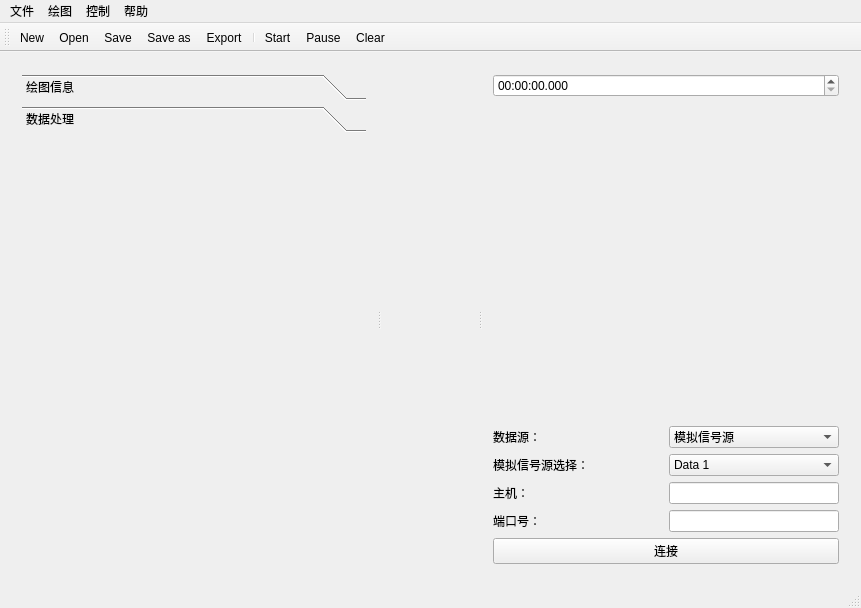
The window that mainwindow.ui (RockPie/Smally) describes before a commit, drawn with Qt 5.
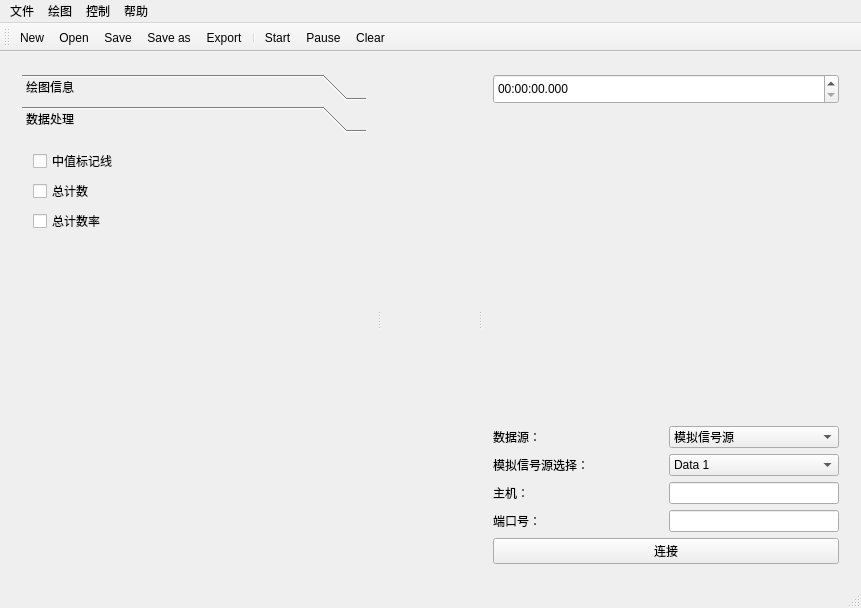
The same window after the commit. The open tabs and pages were chosen to show the change. Icons and pictures are not drawn.

Diff of the .ui file:
```diff
--- a/mainwindow.ui
+++ b/mainwindow.ui
@@ -231,6 +231,54 @@
            <attribute name="label">
             <string>数据处理</string>
            </attribute>
+           <layout class="QVBoxLayout" name="verticalLayout_2">
+            <item>
+             <layout class="QHBoxLayout" name="horizontalLayout_16">
+              <item>
+               <widget class="QCheckBox" name="checkBox">
+                <property name="text">
+                 <string>中值标记线</string>
+                </property>
+               </widget>
+              </item>
+             </layout>
+            </item>
+            <item>
+             <layout class="QVBoxLayout" name="verticalLayout_3">
+              <item>
+               <widget class="QCheckBox" name="checkBox_2">
+                <property name="text">
+                 <string>总计数</string>
+                </property>
+               </widget>
+              </item>
+             </layout>
+            </item>
+            <item>
+             <layout class="QHBoxLayout" name="horizontalLayout_17">
+              <item>
+               <widget class="QCheckBox" name="checkBox_3">
+                <property name="text">
+                 <string>总计数率</string>
+                </property>
+               </widget>
+              </item>
+             </layout>
+            </item>
+            <item>
+             <spacer name="verticalSpacer_3">
+              <property name="orientation">
+               <enum>Qt::Vertical</enum>
+              </property>
+              <property name="sizeHint" stdset="0">
+               <size>
+                <width>20</width>
+                <height>40</height>
+               </size>
+              </property>
+             </spacer>
+            </item>
+           </layout>
           </widget>
          </widget>
         </item>
@@ -272,7 +320,21 @@
        <widget class="QWidget" name="verticalLayoutWidget">
         <layout class="QVBoxLayout" name="RightLay" stretch="0,0,0,0,0,0,0">
          <item>
-          <widget class="QTimeEdit" name="timeEdit">
+          <widget class="QTimeEdit" name="MaintimeEdit">
+           <property name="minimumSize">
+            <size>
+             <width>0</width>
+             <height>30</height>
+            </size>
+           </property>
+           <property name="font">
+            <font>
+             <pointsize>9</pointsize>
+            </font>
+           </property>
+           <property name="currentSection">
+            <enum>QDateTimeEdit::SecondSection</enum>
+           </property>
            <property name="displayFormat">
             <string>HH:mm:ss.zzz</string>
            </property>
```
